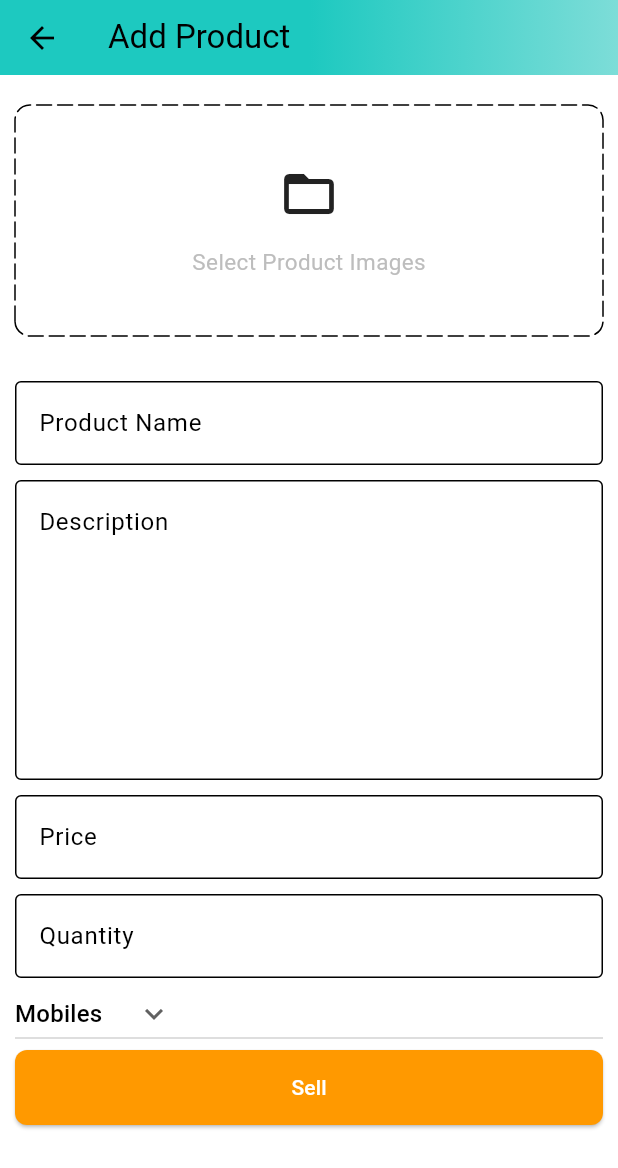
After one commit to 04raghav/ShopNest, a Flutter app: the AddProductScreen screen opened by its route, on a phone screen of 412 x 824 dp. The commit adds this screen. Shown: the top 1168 px of the screen. Run offline on Flutter 3.47's test engine with Material 3 defaults, Android fonts, the light colour scheme and no system bars; drawn by our look-alikes of dotted_border; our stand-ins replace badges, carousel_slider, file_picker, shared_preferences; missing offline and left inert: cloudinary_public; accounts and stored records are empty.

Commit message:
Admin commit

```diff
--- a/lib/Common/widgets/custom_textfield.dart
+++ b/lib/Common/widgets/custom_textfield.dart
@@ -3,9 +3,13 @@ import 'package:flutter/material.dart';
 class CustomTextfield extends StatelessWidget {
   final TextEditingController controller;
   final String hintText;
+  final int maxLines;
 
   const CustomTextfield(
-      {super.key, required this.controller, required this.hintText});
+      {super.key,
+      required this.controller,
+      required this.hintText,
+      this.maxLines = 1});
 
   @override
   Widget build(BuildContext context) {
@@ -26,6 +30,7 @@ class CustomTextfield extends StatelessWidget {
         }
         return null;
       },
+      maxLines: maxLines,
     );
   }
 }
--- a/lib/constants/global_variables.dart
+++ b/lib/constants/global_variables.dart
@@ -1,6 +1,6 @@
 import 'package:flutter/material.dart';
 
-String uri = "http://192.168.1.12:3000";
+String uri = "http://172.16.49.106:3000";
 
 class GlobalVariables {
   static const appBarGradient = LinearGradient(
--- a/lib/constants/utils.dart
+++ b/lib/constants/utils.dart
@@ -1,5 +1,29 @@
+import 'dart:io';
+import 'package:file_picker/file_picker.dart';
 import 'package:flutter/material.dart';
 
 void ShowSnackBar(BuildContext context, String text) {
-  ScaffoldMessenger.of(context).showSnackBar(SnackBar(content: Text(text)));
+  if(context.mounted){
+    ScaffoldMessenger.of(context).showSnackBar(SnackBar(content: Text(text)));
+  }
+
 }
+
+Future<List<File>> pickImages() async {
+  List<File> images = [];
+  try {
+    var files = await FilePicker.platform.pickFiles(
+      type: FileType.image,
+      allowMultiple: true,
+    );
+    if (files != null && files.files.isNotEmpty) {
+      for (int i = 0; i < files.files.length; i++) {
+        images.add(File(files.files[i].path!));
+      }
+    }
+  } catch (e) {
+    debugPrint(e.toString());
+  }
+  debugPrint("Images Selected ${images.length}");
+  return images;
+}
--- /dev/null
+++ b/lib/features/admin/screens/add_product_screen.dart
@@ -0,0 +1,193 @@
+import 'dart:io';
+
+import 'package:amazon_clone1/Common/widgets/custom_button.dart';
+import 'package:amazon_clone1/Common/widgets/custom_textfield.dart';
+import 'package:amazon_clone1/constants/global_variables.dart';
+import 'package:amazon_clone1/constants/utils.dart';
+import 'package:amazon_clone1/features/admin/services/admin_services.dart';
+import 'package:flutter/material.dart';
+import 'package:dotted_border/dotted_border.dart';
+import 'package:carousel_slider/carousel_slider.dart';
+
+class AddProductScreen extends StatefulWidget {
+  static const String routeName = '/add-product';
+  const AddProductScreen({super.key});
+
+  @override
+  State<AddProductScreen> createState() => _AddProductScreenState();
+}
+
+class _AddProductScreenState extends State<AddProductScreen> {
+  final TextEditingController productNameController = TextEditingController();
+  final TextEditingController descriptionController = TextEditingController();
+  final TextEditingController priceController = TextEditingController();
+  final TextEditingController quantityController = TextEditingController();
+
+  String category = 'Mobiles';
+
+  List<File> images = [];
+  final _addproductFormKey = GlobalKey<FormState>();
+
+  final AdminServices adminServices = AdminServices();
+
+  @override
+  void dispose() {
+    // TODO: implement dispose
+    super.dispose();
+    productNameController.dispose();
+    descriptionController.dispose();
+    priceController.dispose();
+    quantityController.dispose();
+  }
+
+  List<String> productCategories = [
+    'Mobiles',
+    'Essentials',
+    'Appliances',
+    'Books',
+    'Fashion',
+  ];
+
+  void SellProduct() {
+    if (_addproductFormKey.currentState!.validate() && images.isNotEmpty) {
+      adminServices.SellProduct(
+          context: context,
+          name: productNameController.text,
+          description: descriptionController.text,
+          price: double.parse(priceController.text),
+          quantity: double.parse(quantityController.text),
+          category: category,
+          images: images);
+    }
+  }
+
+  void selectImages() async {
+    var res = await pickImages();
+    setState(() {
+      images = res;
+    });
+  }
+
+  @override
+  Widget build(BuildContext context) {
+    return Scaffold(
+      appBar: PreferredSize(
+        preferredSize: const Size.fromHeight(50),
+        child: AppBar(
+            flexibleSpace: Container(
+              decoration: const BoxDecoration(
+                gradient: GlobalVariables.appBarGradient,
+              ),
+            ),
+            title: const Text(
+              'Add Product',
+              style: TextStyle(color: Colors.black),
+            )),
+      ),
+      body: SingleChildScrollView(
+        child: Form(
+          key: _addproductFormKey,
+          child: Padding(
+            padding: const EdgeInsets.symmetric(horizontal: 10),
+            child: Column(
+              children: [
+                const SizedBox(
+                  height: 20,
+                ),
+                images.isEmpty
+                    ? GestureDetector(
+                        onTap: selectImages,
+                        child: DottedBorder(
+                          borderType: BorderType.RRect,
+                          radius: const Radius.circular(10),
+                          dashPattern: const [10, 4],
+                          strokeCap: StrokeCap.round,
+                          child: Container(
+                            width: double.infinity,
+                            height: 150,
+                            decoration: BoxDecoration(
+                                borderRadius: BorderRadius.circular(10)),
+                            child: Column(
+                              mainAxisAlignment: MainAxisAlignment.center,
+                              children: [
+                                const Icon(
+                                  Icons.folder_open,
+                                  size: 40,
+                                ),
+                                const SizedBox(height: 15),
+                                Text(
+                                  'Select Product Images',
+                                  style: TextStyle(
+                                      fontSize: 15,
+                                      color: Colors.grey.shade400),
+                                )
+                              ],
+                            ),
+                          ),
+                        ),
+                      )
+                    : CarouselSlider(
+                        items: images.map((i) {
+                          return Builder(
+                              builder: (BuildContext context) => Image.file(
+                                    i,
+                                    fit: BoxFit.cover,
+                                    height: 200,
+                                  ));
+                        }).toList(),
+                        options:
+                            CarouselOptions(viewportFraction: 1, height: 200)),
+                const SizedBox(
+                  height: 30,
+                ),
+                CustomTextfield(
+                    controller: productNameController,
+                    hintText: 'Product Name'),
+                const SizedBox(
+                  height: 10,
+                ),
+                CustomTextfield(
+                  controller: descriptionController,
+                  hintText: 'Description',
+                  maxLines: 7,
+                ),
+                const SizedBox(
+                  height: 10,
+                ),
+                CustomTextfield(controller: priceController, hintText: 'Price'),
+                const SizedBox(
+                  height: 10,
+                ),
+                CustomTextfield(
+                    controller: quantityController, hintText: 'Quantity'),
+                SizedBox(
+                  width: double.infinity,
+                  child: DropdownButton(
+                    onChanged: (String? newVal) {
+                      setState(() {
+                        category = newVal!;
+                      });
+                    },
+                    value: category,
+                    icon: const Icon(Icons.keyboard_arrow_down),
+                    items: productCategories.map((String item) {
+                      return DropdownMenuItem(value: item, child: Text(item));
+                    }).toList(),
+                  ),
+                ),
+                SizedBox(
+                  width: double.infinity,
+                  child: CustomButton(
+                      text: 'Sell',
+                      onTap: () {
+                        SellProduct();
+                      }),
+                )
+              ],
+            ),
+          ),
+        ),
+      ),
+    );
+  }
+}
--- /dev/null
+++ b/lib/features/admin/services/admin_services.dart
@@ -0,0 +1,87 @@
+import 'dart:convert';
+import 'dart:io';
+import 'package:amazon_clone1/constants/global_variables.dart';
+import 'package:amazon_clone1/constants/http_erros.dart';
+import 'package:amazon_clone1/providers/user_provider.dart';
+import 'package:http/http.dart' as http;
+import 'package:amazon_clone1/constants/utils.dart';
+import 'package:amazon_clone1/models/product.dart';
+import 'package:flutter/material.dart';
+import 'package:cloudinary_public/cloudinary_public.dart';
+import 'package:provider/provider.dart';
+
+class AdminServices {
+  void SellProduct({
+    required BuildContext context,
+    required String name,
+    required String description,
+    required double price,
+    required double quantity,
+    required String category,
+    required List<File> images,
+  }) async {
+    final userProvider = Provider.of<UserProvider>(context, listen: false);
+    try {
+      final cloudinary = CloudinaryPublic('dvvymodpx', 'product_images');
+      List<String> imageUrls = [];
+      for (int i = 0; i < images.length; i++) {
+        CloudinaryResponse res = await cloudinary
+            .uploadFile(CloudinaryFile.fromFile(images[i].path, folder: name));
+        imageUrls.add(res.secureUrl);
+      }
+      Product product = Product(
+          name: name,
+          description: description,
+          quantity: quantity,
+          images: imageUrls,
+          category: category,
+          price: price);
+      http.Response res = await http.post(
+        Uri.parse('$uri/admin/add-product'),
+        headers: <String, String>{
+          'Content-Type': 'application/json;charset=UTF-8',
+          'x-auth-token': userProvider.user.token,
+        },
+        body: product.toJson(),
+      );
+      httpErrorHandle(
+          response: res,
+          context: context,
+          onSuccess: () {
+            ShowSnackBar(context, 'Product Added Successfully');
+            Navigator.pop(context);
+          });
+    } catch (e) {
+      ShowSnackBar(context, e.toString());
+    }
+  }
+
+  Future<List<Product>> fetchAllProduct(BuildContext context) async {
+    final userProvider = Provider.of<UserProvider>(context, listen: false);
+    List<Product> productList = [];
+    try {
+      http.Response res = await http
+          .get(Uri.parse('$uri/admin/get-products'), headers: <String, String>{
+        'Content-Type': 'application/json;charset=UTF-8',
+        'x-auth-token': userProvider.user.token,
+      });
+      httpErrorHandle(
+          response: res,
+          context: context,
+          onSuccess: () {
+            for (int i = 0; i < jsonDecode(res.body).length; i++) {
+              productList.add(
+                Product.fromJson(
+                  jsonEncode(
+                    jsonDecode(res.body)[i],
+                  ),
+                ),
+              );
+            }
+          });
+    } catch (e) {
+      ShowSnackBar(context, e.toString());
+    }
+    return productList;
+  }
+}
--- /dev/null
+++ b/lib/models/product.dart
@@ -0,0 +1,53 @@
+// ignore_for_file: public_member_api_docs, sort_constructors_first
+import 'dart:convert';
+
+class Product {
+  final String name;
+  final String description;
+  final double quantity;
+  final List<String> images;
+  final String category;
+  final double price;
+  String? id;
+  String? userid;
+
+  Product(
+      {required this.name,
+      required this.description,
+      required this.quantity,
+      required this.images,
+      required this.category,
+      required this.price,
+      this.id,
+      });
+
+  Map<String, dynamic> toMap() {
+    return <String, dynamic>{
+      'name': name,
+      'description': description,
+      'quantity': quantity,
+      'images': images,
+      'category': category,
+      'price': price,
+      'id': id,
+
+    };
+  }
+
+  factory Product.fromMap(Map<String, dynamic> map) {
+    return Product(
+      name: map['name'] as String,
+      description: map['description'] as String,
+      quantity: map['quantity'] as double,
+      images: List<String>.from((map['images'] as List<String>)),
+      category: map['category'] as String,
+      price: map['price'] as double,
+      id: map['_id'] as String,
+    );
+  }
+
+  String toJson() => json.encode(toMap());
+
+  factory Product.fromJson(String source) =>
+      Product.fromMap(json.decode(source) as Map<String, dynamic>);
+}
--- a/lib/router.dart
+++ b/lib/router.dart
@@ -1,4 +1,5 @@
-import 'package:amazon_clone1/Common/bottom_bar.dart';
+import 'package:amazon_clone1/Common/widgets/bottom_bar.dart';
+import 'package:amazon_clone1/features/admin/screens/add_product_screen.dart';
 import 'package:amazon_clone1/features/auth/screens/auth_screen.dart';
 import 'package:amazon_clone1/features/home/screens/home_screen.dart';
 import 'package:flutter/material.dart';
@@ -14,6 +15,9 @@ Route<dynamic> generateRoute(RouteSettings routeSettings) {
     case BottomBar.routeName:
       return MaterialPageRoute(
           settings: routeSettings, builder: (_) => const BottomBar());
+    case AddProductScreen.routeName:
+      return MaterialPageRoute(
+          settings: routeSettings, builder: (_) => const AddProductScreen());
     default:
       return MaterialPageRoute(
           builder: (_) => const Scaffold(
--- a/pubspec.yaml
+++ b/pubspec.yaml
@@ -37,6 +37,9 @@ dev_dependencies:
   badges: ^3.1.2
   build_runner: ^2.4.14
   carousel_slider: ^5.0.0
+  cloudinary_public: ^0.23.1
+  dotted_border: ^2.1.0
+  file_picker: ^9.2.0
   flutter_lints: ^5.0.0
   flutter_test:
     sdk: flutter
```
Also changed, not shown: lib/Common/widgets/loader.dart (added, +12 -0 lines), lib/features/admin/screens/admin_screen.dart (added, +136 -0 lines), lib/features/admin/screens/posts_screen.dart (added, +85 -0 lines), lib/main.dart (+5 -2 lines), lib/Common/widgets/bottom_bar.dart (renamed from lib/Common/bottom_bar.dart), pubspec.lock, 8 other files.
